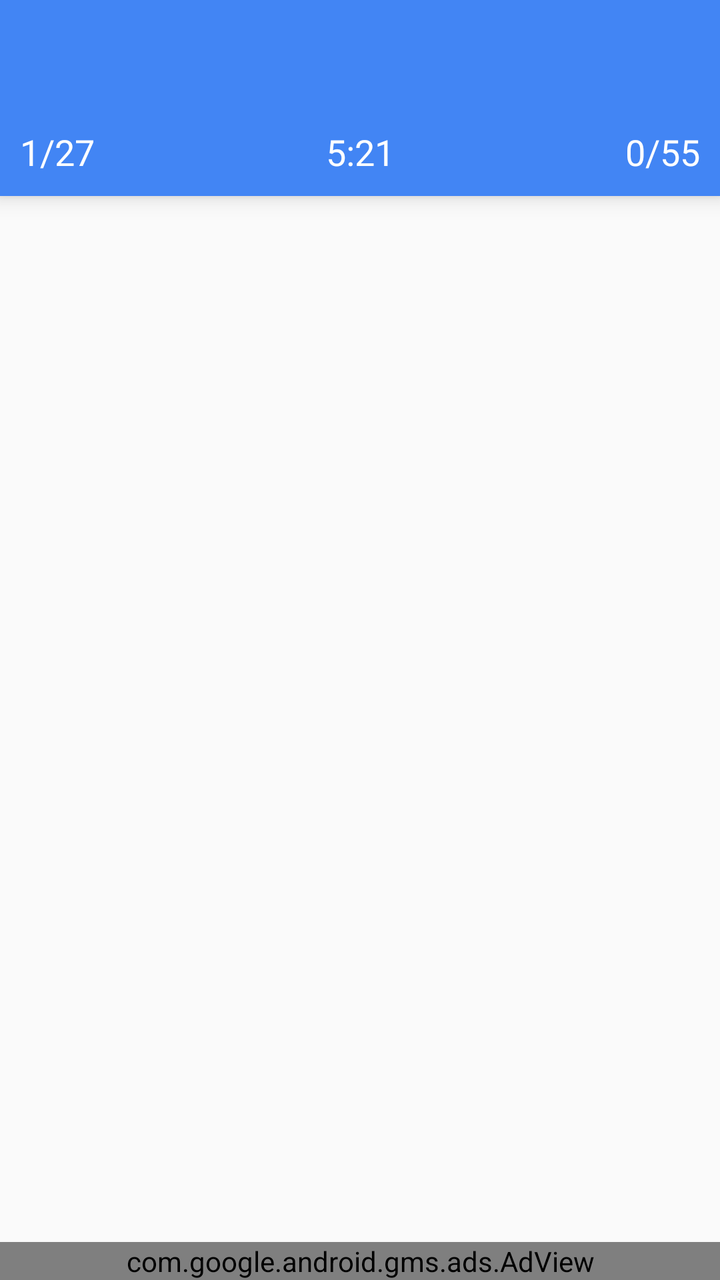
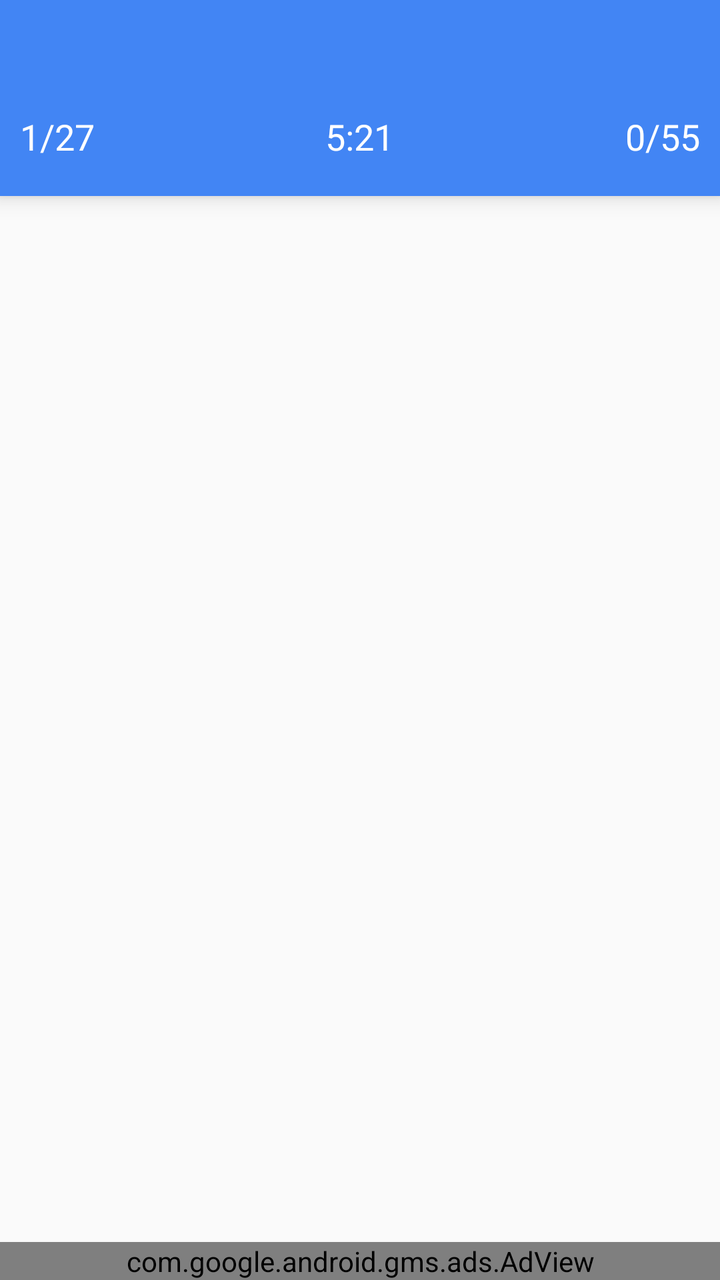

Two renders of the same Android screen: before a commit and after it. Below are the layout's source before the change and the commit's diff.
<!-- AndroidManifest.xml: application theme MyTheme.Light -->
<!-- res/layout/app_bar_test.xml -->
<?xml version="1.0" encoding="utf-8"?>
<android.support.design.widget.CoordinatorLayout
    android:id="@+id/content"
    xmlns:ads="http://schemas.android.com/apk/res-auto"
    xmlns:android="http://schemas.android.com/apk/res/android"
    xmlns:app="http://schemas.android.com/apk/res-auto"
    xmlns:tools="http://schemas.android.com/tools"
    android:layout_width="match_parent"
    android:layout_height="match_parent"
    android:fitsSystemWindows="true"
    tools:context=".TestActivity">

    <RelativeLayout
        android:layout_width="match_parent"
        android:layout_height="match_parent">

        <android.support.design.widget.AppBarLayout
            android:id="@+id/app_bar_layout"
            android:layout_width="match_parent"
            android:layout_height="wrap_content"
            android:elevation="6dp"
            android:theme="@style/MyTheme.AppBarOverlay">

            <android.support.v7.widget.Toolbar
                android:id="@+id/toolbar"
                android:layout_width="match_parent"
                android:layout_height="?attr/actionBarSize"
                android:background="?attr/colorPrimary"
                app:layout_scrollFlags="scroll|enterAlways"
                app:popupTheme="@style/MyTheme.PopupOverlay"/>

            
            <LinearLayout
                android:layout_width="match_parent"
                android:layout_height="42dp"
                android:background="?attr/colorPrimary"
                android:paddingBottom="10dp"
                android:paddingEnd="10dp"
                android:paddingLeft="10dp"
                android:paddingRight="10dp"
                android:paddingStart="10dp"
                app:layout_scrollFlags="scroll|enterAlways">

                
                <TextView
                    android:id="@+id/question_counter"
                    android:layout_width="wrap_content"
                    android:layout_height="wrap_content"
                    android:layout_gravity="start|bottom"
                    android:layout_weight="1"
                    android:gravity="start|bottom"
                    android:text="1/27"
                    android:textColor="@android:color/primary_text_dark"
                    android:textSize="18sp"/>

                
                <TextView
                    android:id="@+id/elapsed_time"
                    android:layout_width="wrap_content"
                    android:layout_height="wrap_content"
                    android:layout_gravity="center_horizontal|bottom"
                    android:layout_weight="1"
                    android:gravity="center_horizontal|bottom"
                    android:text="5:21"
                    android:textColor="@android:color/primary_text_dark"
                    android:textSize="18sp"/>

                
                <TextView
                    android:id="@+id/points_counter"
                    android:layout_width="wrap_content"
                    android:layout_height="wrap_content"
                    android:layout_gravity="end|bottom"
                    android:layout_weight="1"
                    android:gravity="end|bottom"
                    android:text="0/55"
                    android:textColor="@android:color/primary_text_dark"
                    android:textSize="18sp"/>

            </LinearLayout>

            

        </android.support.design.widget.AppBarLayout>

        

        

        <FrameLayout
            android:id="@+id/fragment_container"
            android:layout_width="match_parent"
            android:layout_height="match_parent"
            android:layout_below="@id/app_bar_layout"
            android:layout_marginBottom="50dp"/>

        <com.google.android.gms.ads.AdView
            android:id="@+id/adView"
            android:layout_width="match_parent"
            android:layout_height="wrap_content"
            android:layout_alignParentBottom="true"
            ads:adSize="SMART_BANNER"
            ads:adUnitId="@string/banner_ad_unit_id"/>

    </RelativeLayout>

</android.support.design.widget.CoordinatorLayout>
<!-- resources referenced by this layout -->
<resources>
  <string name="banner_ad_unit_id">ca-app-pub-7362127401681337/9720209806</string>
  <style name="MyTheme.AppBarOverlay" parent="ThemeOverlay.AppCompat.Dark.ActionBar" />
  <style name="MyTheme.PopupOverlay" parent="ThemeOverlay.AppCompat.Light" />
  <style name="MyTheme.Light" parent="@style/Theme.AppCompat.Light.NoActionBar">
          
          
          <item name="colorPrimary">@color/colorPrimary</item>
          <item name="colorPrimaryDark">@color/colorPrimaryDark</item>
          <item name="colorSecondary">@color/colorSecondary</item>
          <item name="colorSecondaryDark">@color/colorSecondaryDark</item>
          <item name="colorTextTitle">@color/colorTextTitle</item>
          
          <item name="colorFlatButtons">@color/colorFlatButtons</item>
          <item name="colorFloatingActionButton">@color/colorFloatingActionButton</item>
          <item name="colorTabIndicator">@color/colorTabIndicator</item>
          <item name="colorCardBackground">@color/colorCardBackground</item>
          <item name="colorNavigationDrawerBackground">@color/colorNavigationDrawerBackground</item>
      </style>
  <color name="colorPrimary" type="color">#4285F4</color>
  <color name="colorPrimaryDark" type="color">#3367D6</color>
  <color name="colorSecondary" type="color">@color/deep_teal_300</color>
  <color name="colorSecondaryDark" type="color">@color/deep_teal_500</color>
  <color name="colorTextTitle" type="color">#FFEE58</color>
  <color name="colorFlatButtons" type="color">@color/pink_A200</color>
  <color name="colorFloatingActionButton" type="color">@color/amber_A700</color>
  <color name="colorTabIndicator" type="color">@color/amber_A700</color>
  <color name="colorCardBackground" type="color">#FFF</color>
  <color name="colorNavigationDrawerBackground" type="color">#FAFAFA</color>
  <color name="deep_teal_300" type="color">#4DB6AC</color>
  <color name="deep_teal_500" type="color">#009688</color>
  <color name="pink_A200" type="color">#FF4081</color>
  <color name="amber_A700" type="color">#FFAB00</color>
</resources>

<!-- the commit's change to res/layout/app_bar_test.xml (unified diff, before → after) -->
@@ -30,7 +30,7 @@
                 app:popupTheme="@style/MyTheme.PopupOverlay"/>
 
             
-            <LinearLayout
+            <RelativeLayout
                 android:layout_width="match_parent"
                 android:layout_height="42dp"
                 android:background="?attr/colorPrimary"
@@ -46,9 +46,8 @@
                     android:id="@+id/question_counter"
                     android:layout_width="wrap_content"
                     android:layout_height="wrap_content"
-                    android:layout_gravity="start|bottom"
-                    android:layout_weight="1"
-                    android:gravity="start|bottom"
+                    android:layout_alignParentLeft="true"
+                    android:layout_alignParentStart="true"
                     android:text="1/27"
                     android:textColor="@android:color/primary_text_dark"
                     android:textSize="18sp"/>
@@ -58,9 +57,7 @@
                     android:id="@+id/elapsed_time"
                     android:layout_width="wrap_content"
                     android:layout_height="wrap_content"
-                    android:layout_gravity="center_horizontal|bottom"
-                    android:layout_weight="1"
-                    android:gravity="center_horizontal|bottom"
+                    android:layout_centerHorizontal="true"
                     android:text="5:21"
                     android:textColor="@android:color/primary_text_dark"
                     android:textSize="18sp"/>
@@ -70,20 +67,15 @@
                     android:id="@+id/points_counter"
                     android:layout_width="wrap_content"
                     android:layout_height="wrap_content"
-                    android:layout_gravity="end|bottom"
-                    android:layout_weight="1"
-                    android:gravity="end|bottom"
+                    android:layout_alignParentEnd="true"
+                    android:layout_alignParentRight="true"
                     android:text="0/55"
                     android:textColor="@android:color/primary_text_dark"
                     android:textSize="18sp"/>
 
-            </LinearLayout>
-
-            
+            </RelativeLayout>
 
         </android.support.design.widget.AppBarLayout>
-
-        
 
         
 
